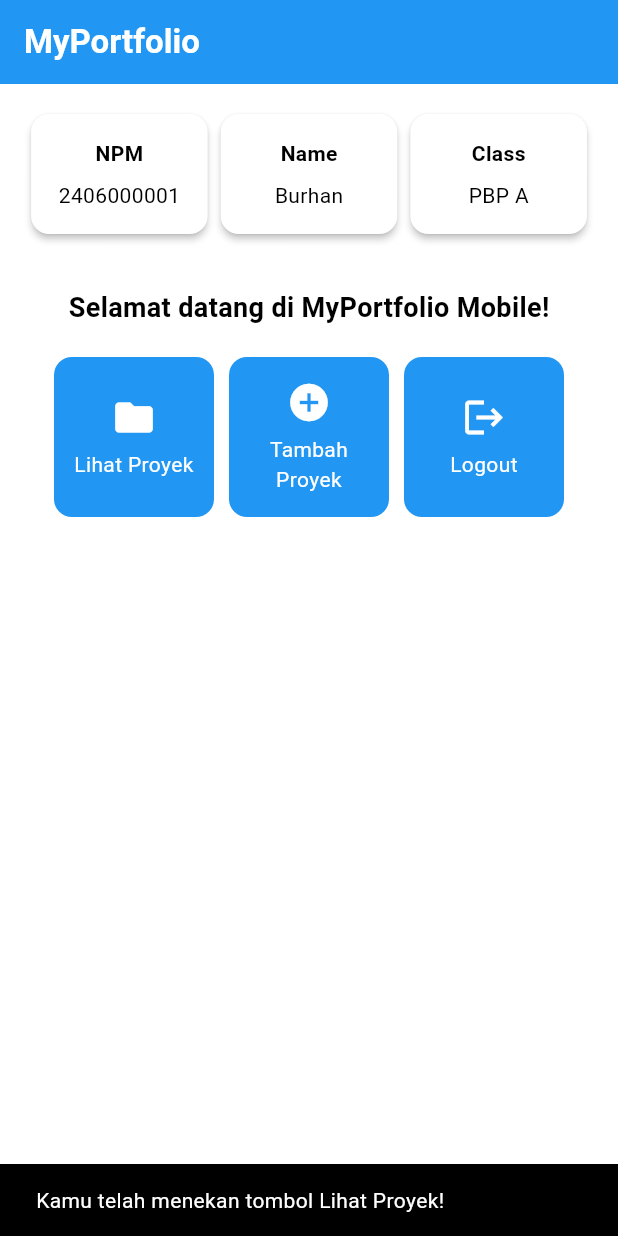
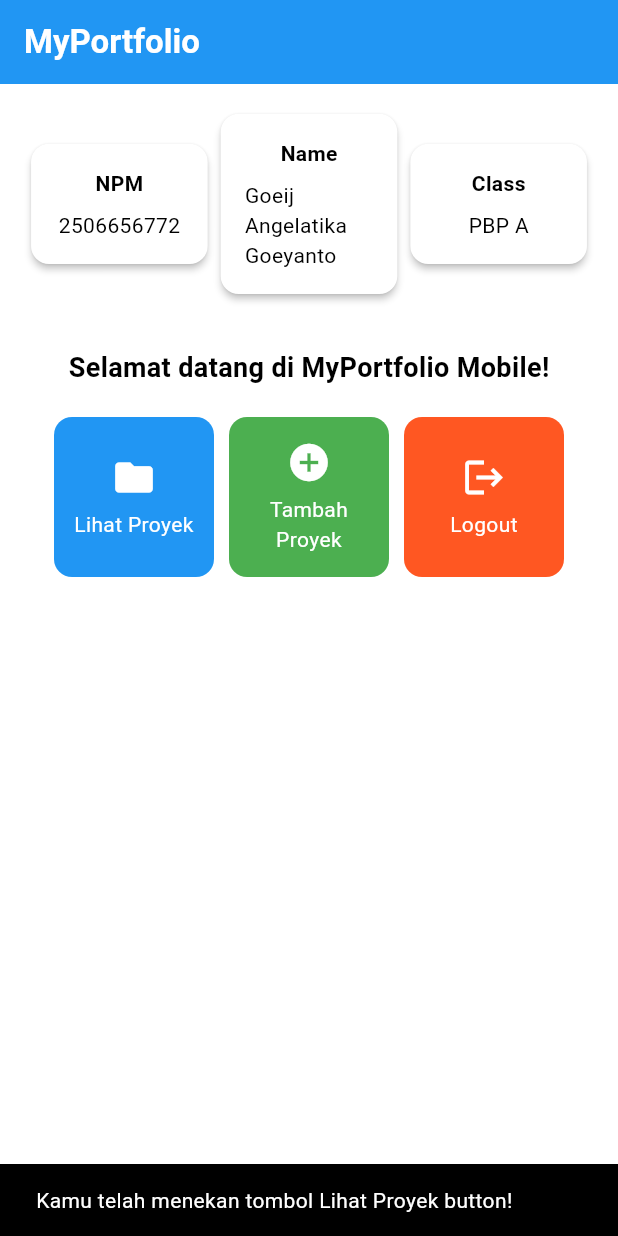
Before and after one commit to angelgoeij/myportofolio_mobile, a Flutter app: the screen it shows after launch, after a tap on "Lihat Proyek", on a phone screen of 412 x 824 dp. Run offline on Flutter 3.47's test engine with Material 3 defaults, Android fonts, the phone set to English and light mode, and no system bars.

Commit message:
feat: add portfolio homepage layout

```diff
--- a/lib/menu.dart
+++ b/lib/menu.dart
@@ -3,14 +3,14 @@ import 'package:flutter/material.dart';
 class MyHomePage extends StatelessWidget {
   MyHomePage({super.key});
 
-  final String npm = "2406000001";
-  final String nama = "Burhan";
+  final String npm = "2506656772";
+  final String nama = "Goeij Angelatika Goeyanto";
   final String kelas = "PBP A";
 
   final List<ItemHomepage> items = [
-    ItemHomepage("Lihat Proyek", Icons.folder),
-    ItemHomepage("Tambah Proyek", Icons.add_circle),
-    ItemHomepage("Logout", Icons.logout),
+    ItemHomepage("Lihat Proyek", Icons.folder, Colors.blue),
+    ItemHomepage("Tambah Proyek", Icons.add_circle, Colors.green),
+    ItemHomepage("Logout", Icons.logout, Colors.deepOrange),
   ];
 
   @override
@@ -119,8 +119,9 @@ class InfoCard extends StatelessWidget {
 class ItemHomepage {
   final String name;
   final IconData icon;
+  final Color color;
 
-  ItemHomepage(this.name, this.icon);
+  ItemHomepage(this.name, this.icon, this.color);
 }
 
 class ItemCard extends StatelessWidget {
@@ -132,7 +133,7 @@ class ItemCard extends StatelessWidget {
   Widget build(BuildContext context) {
     return Material(
       // Menggunakan warna sekunder dari skema tema aplikasi.
-      color: Theme.of(context).colorScheme.secondary,
+      color: item.color,
       borderRadius: BorderRadius.circular(12),
       child: InkWell(
         // Aksi ketika kartu ditekan oleh pengguna.
@@ -141,7 +142,7 @@ class ItemCard extends StatelessWidget {
           ScaffoldMessenger.of(context)
             ..hideCurrentSnackBar()
             ..showSnackBar(
-              SnackBar(content: Text("Kamu telah menekan tombol ${item.name}!"))
+              SnackBar(content: Text("Kamu telah menekan tombol ${item.name} button!"))
             );
         },
         child: Container(
```
